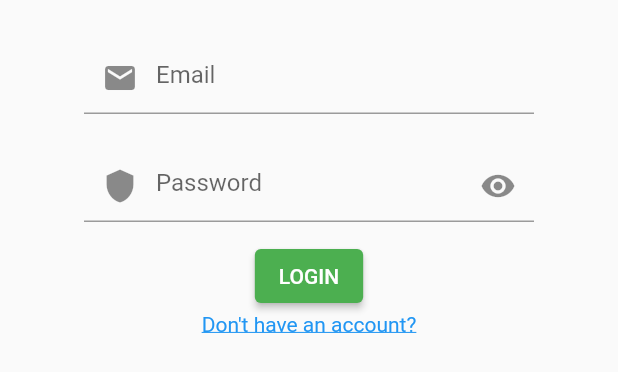
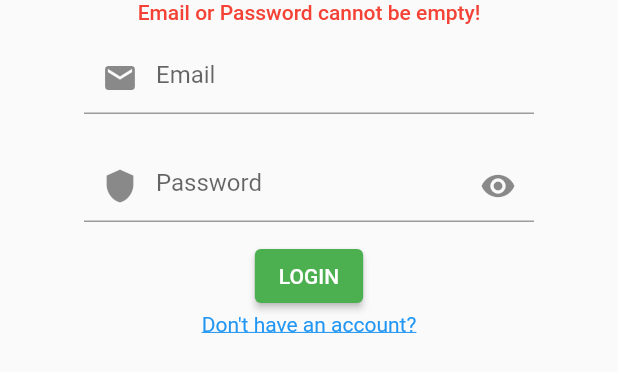
Before and after one commit to Hallcoder/notepad_pro, a Flutter app: the CustomForm widget shown alone on an empty page, opened directly with empty values, after a tap on "LOGIN", on a phone screen of 412 x 824 dp. Shown: the top 372 px of the screen. Run offline on Flutter 3.47's test engine with Material 2 defaults, Android fonts, the phone set to English and light mode, and no system bars; our stand-ins replace animated_text_kit, cloud_firestore, firebase_auth, firebase_core, modal_progress_hud; accounts and stored records are empty; network calls fail.

Commit message:
handled empty input validation

```diff
--- a/lib/components/Form.dart
+++ b/lib/components/Form.dart
@@ -21,13 +21,31 @@ class CustomForm extends StatefulWidget {
 
 class _CustomFormState extends State<CustomForm> {
   final _formkey = GlobalKey<FormState>();
-  late String username;
-  late String email;
-  late String password;
+   String username = '';
+   String email = '';
+   String password = '';
   String error = '';
   final auth = FirebaseAuth.instance;
 
   void handleSubmit() async {
+    if(email.trim().isEmpty || password.trim().isEmpty){
+      widget.showSpinner();
+      Future.delayed(Duration(milliseconds: 1000)).then((value){
+        print('They are empty lol');
+        setState(() {
+          error = 'Email or Password cannot be empty!';
+        });
+        widget.showSpinner();
+      });
+
+      Future.delayed(const Duration(milliseconds: 5000)).then((value){
+        setState(() {
+          error = '';
+        });
+        return;
+      });
+
+    }
     try {
       if (widget.register) {
         widget.showSpinner();
@@ -39,12 +57,14 @@ class _CustomFormState extends State<CustomForm> {
               .doc(newUser.user!.uid)
               .set({username: username});
           widget.showSpinner();
+          Navigator.pushNamed(context, Home.id);
         }
-        Navigator.pushNamed(context, Home.id);
       } else {
+        print('Trying to login');
         widget.showSpinner();
-        final normalUser = auth.signInWithEmailAndPassword(
+        final normalUser =  await auth.signInWithEmailAndPassword(
             email: email.trim(), password: password.trim());
+        print(normalUser);
         if (normalUser != null) {
           Navigator.pushNamed(context, Home.id);
         }
@@ -53,8 +73,8 @@ class _CustomFormState extends State<CustomForm> {
     } on FirebaseAuthException catch (e) {
       setState(() {
         error = e.message!;
-        widget.showSpinner();
       });
+      widget.showSpinner();
     }
   }
 
```
Also changed, not shown: lib/screens/Register.dart (+10 -0 lines), lib/screens/Welcome.dart (+20 -5 lines), assets/logo.png (added).
